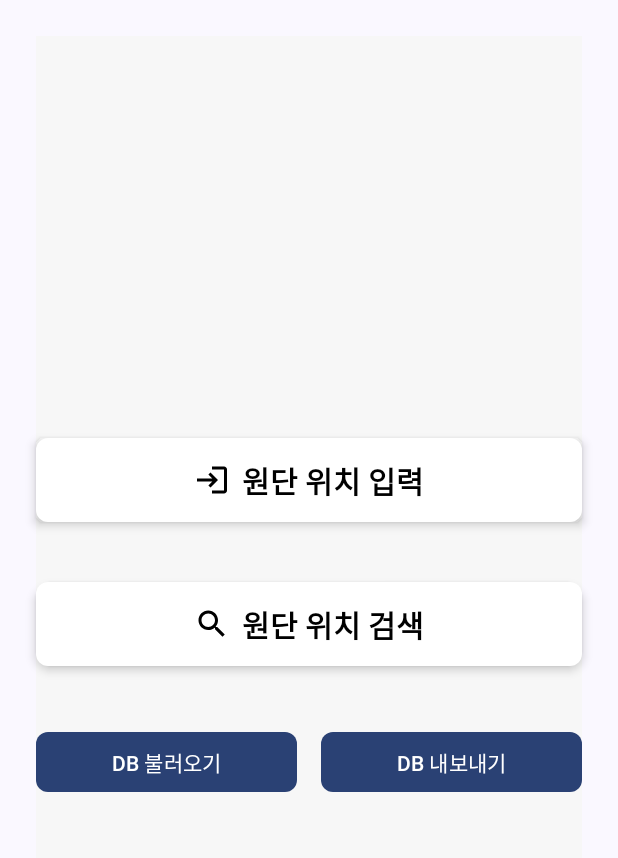
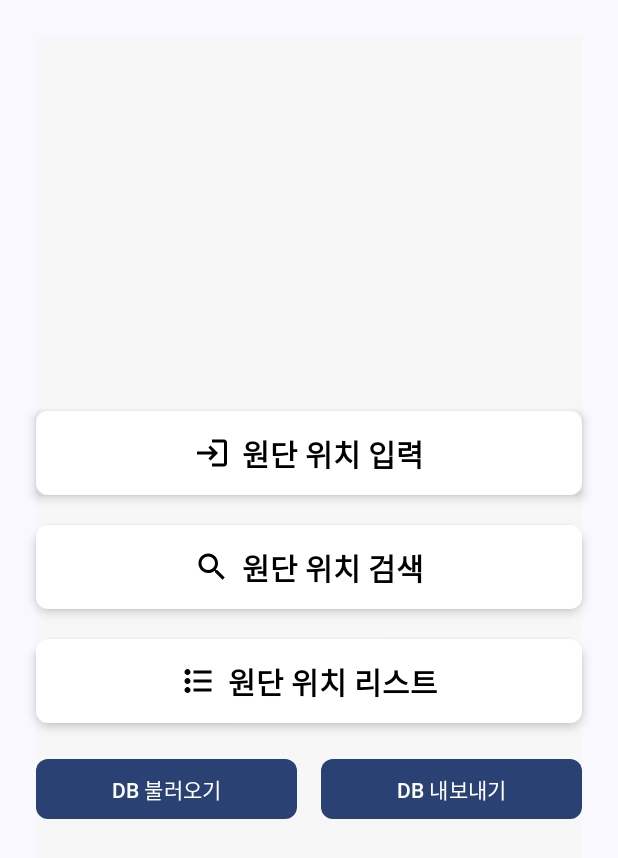
Before and after one commit to Hyemin0202/happy_sewing_app, an Android app built with Jetpack Compose: the screen it shows after launch (MainActivity), on a phone screen of 412 x 824 dp. Shown: the top 858 px of the screen. Run offline under Robolectric (Android 15) with nearby library versions, the phone set to English and light mode, and no system bars; our stand-ins replace Room's generated code.

Commit message:
Location list feature added. TitleMedium typography added

```diff
--- a/app/src/main/java/com/example/happy2/data/FabricDao.kt
+++ b/app/src/main/java/com/example/happy2/data/FabricDao.kt
@@ -30,4 +30,5 @@ interface FabricDao {
     // ✅ 특정 원단 번호 조회 (find 용도)
     @Query("SELECT * FROM fabric_location WHERE fabricNo = :no LIMIT 1")
     suspend fun find(no: String): FabricEntry?
+
 }
--- a/app/src/main/java/com/example/happy2/ui/AppNav.kt
+++ b/app/src/main/java/com/example/happy2/ui/AppNav.kt
@@ -44,7 +44,8 @@ fun AppNav() {
                 onGoSearch = { navController.navigate("search") },
                 onGoInput = { navController.navigate("input") },
                 onDbImport = { importLauncher.launch(arrayOf("application/json")) },
-                onDbExport = { exportLauncher.launch("fabric_db.json") }
+                onDbExport = { exportLauncher.launch("fabric_db.json") },
+                onGoList = { navController.navigate("list") }
             )
         }
         composable("input") {
@@ -58,5 +59,8 @@ fun AppNav() {
                 onBack = { navController.popBackStack() }
             )
         }
+        composable("list") {
+            ListScreen(onBack = { navController.popBackStack() })
+        }
     }
 }
--- a/app/src/main/java/com/example/happy2/ui/HomeScreen.kt
+++ b/app/src/main/java/com/example/happy2/ui/HomeScreen.kt
@@ -20,7 +20,9 @@ import androidx.compose.ui.draw.shadow
 fun HomeScreen(    onGoSearch: () -> Unit,
                    onGoInput: () -> Unit,
                    onDbImport: () -> Unit,
-                   onDbExport: () -> Unit) {
+                   onDbExport: () -> Unit,
+                   onGoList: () -> Unit
+    ) {
     Column(
         modifier = Modifier.fillMaxSize().padding(24.dp).background(Color(0xFFF7F7F7)),
         horizontalAlignment = Alignment.CenterHorizontally,
@@ -45,7 +47,9 @@ fun HomeScreen(    onGoSearch: () -> Unit,
             Spacer(Modifier.width(8.dp))
             Text("원단 위치 입력", style = MaterialTheme.typography.titleLarge)
         }
-        Spacer(Modifier.height(40.dp))
+        //버튼 사이 spacer
+        Spacer(Modifier.height(20.dp))
+
         Button(
             onClick = onGoSearch,
             modifier = Modifier.fillMaxWidth()
@@ -65,7 +69,32 @@ fun HomeScreen(    onGoSearch: () -> Unit,
             Spacer(Modifier.width(8.dp))
             Text("원단 위치 검색", style = MaterialTheme.typography.titleLarge)
         }
-        Spacer(Modifier.height(40.dp))
+        //버튼 사이 spacer
+        Spacer(Modifier.height(20.dp))
+
+        Button(
+            onClick = onGoList,
+            modifier = Modifier.fillMaxWidth()
+                .height(56.dp)
+                .shadow(4.dp, shape = RoundedCornerShape(12.dp), clip = false), // ✅ 그림자
+            shape = RoundedCornerShape(8.dp),
+            colors = ButtonDefaults.buttonColors(
+                containerColor = Color(0xFFFFFFFF),
+                contentColor = Color.Black
+            )
+        ) {
+            Icon(
+                painter = painterResource(id = R.drawable.outline_format_list_bulleted_24), // ✅ 직접 추가한 아이콘
+                contentDescription = "리스트",
+                tint = Color.Black  // 흑백 벡터면 색상을 입힐 수 있어요
+            )
+            Spacer(Modifier.width(8.dp))
+            Text("원단 위치 리스트", style = MaterialTheme.typography.titleLarge)
+        }
+
+        //버튼 사이 spacer
+        Spacer(Modifier.height(20.dp))
+
         Row(
             modifier = Modifier.fillMaxWidth(),
             horizontalArrangement = Arrangement.SpaceBetween
--- a/app/src/main/java/com/example/happy2/ui/theme/Type.kt
+++ b/app/src/main/java/com/example/happy2/ui/theme/Type.kt
@@ -21,7 +21,14 @@ val Typography = Typography(
         fontSize = 20.sp,
         lineHeight = 28.sp,
         letterSpacing = 0.sp
-    )
+    ),
+    titleMedium = TextStyle(
+        fontFamily = FontFamily.Default,
+        fontWeight = FontWeight.SemiBold,
+        fontSize = 18.sp,
+        lineHeight = 24.sp,
+        letterSpacing = 0.sp
+    ),
     /* Other default text styles to override
     titleLarge = TextStyle(
         fontFamily = FontFamily.Default,
--- /dev/null
+++ b/app/src/main/res/drawable/outline_format_list_bulleted_24.xml
@@ -0,0 +1,5 @@
+<vector xmlns:android="http://schemas.android.com/apk/res/android" android:autoMirrored="true" android:height="24dp" android:tint="#000000" android:viewportHeight="960" android:viewportWidth="960" android:width="24dp">
+
+    <path android:fillColor="@android:color/white" android:pathData="M360,760L360,680L840,680L840,760L360,760ZM360,520L360,440L840,440L840,520L360,520ZM360,280L360,200L840,200L840,280L360,280ZM200,800Q167,800 143.5,776.5Q120,753 120,720Q120,687 143.5,663.5Q167,640 200,640Q233,640 256.5,663.5Q280,687 280,720Q280,753 256.5,776.5Q233,800 200,800ZM200,560Q167,560 143.5,536.5Q120,513 120,480Q120,447 143.5,423.5Q167,400 200,400Q233,400 256.5,423.5Q280,447 280,480Q280,513 256.5,536.5Q233,560 200,560ZM200,320Q167,320 143.5,296.5Q120,273 120,240Q120,207 143.5,183.5Q167,160 200,160Q233,160 256.5,183.5Q280,207 280,240Q280,273 256.5,296.5Q233,320 200,320Z"/>
+
+</vector>
```
Also changed, not shown: app/src/main/java/com/example/happy2/data/FabricRepository.kt (+7 -0 lines), app/src/main/java/com/example/happy2/ui/ListScreen.kt (added, +163 -0 lines).
